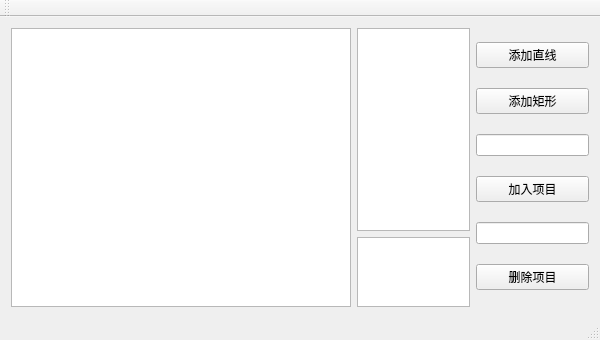
Old version of the form mainwindow.ui in the repository 1143910315/Drawing.
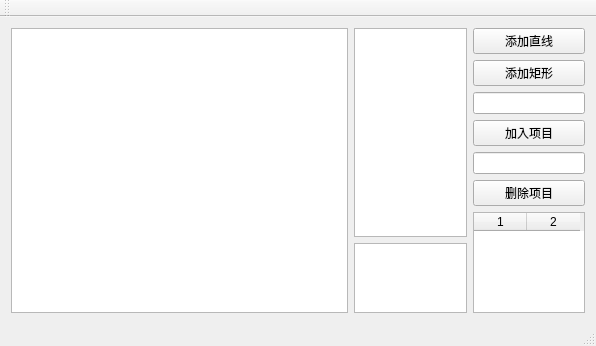
New version of the form. Custom widgets are drawn as their Qt base class.

```diff
--- a/mainwindow.ui
+++ b/mainwindow.ui
@@ -6,8 +6,8 @@
    <rect>
     <x>0</x>
     <y>0</y>
-    <width>600</width>
-    <height>340</height>
+    <width>596</width>
+    <height>346</height>
    </rect>
   </property>
   <property name="windowTitle">
@@ -35,7 +35,9 @@
        </layout>
       </item>
       <item>
-       <layout class="QVBoxLayout" name="verticalLayout">
+       <layout class="QVBoxLayout" name="verticalLayout" stretch="3,1">
+        <item>
+         <layout class="QVBoxLayout" name="verticalLayout_3">
         <item>
          <widget class="QPushButton" name="pushButton_3">
           <property name="text">
@@ -86,6 +88,23 @@
         </item>
        </layout>
       </item>
+        <item>
+         <widget class="QTableWidget" name="tableWidget">
+          <property name="columnCount">
+           <number>2</number>
+          </property>
+          <attribute name="horizontalHeaderCascadingSectionResizes">
+           <bool>true</bool>
+          </attribute>
+          <attribute name="horizontalHeaderDefaultSectionSize">
+           <number>53</number>
+          </attribute>
+          <column/>
+          <column/>
+         </widget>
+        </item>
+       </layout>
+      </item>
      </layout>
     </item>
    </layout>
```
Left out of the diff: 8 changed lines with no effect on the pictures. Lines whose indentation alone changed are shown as unchanged.
